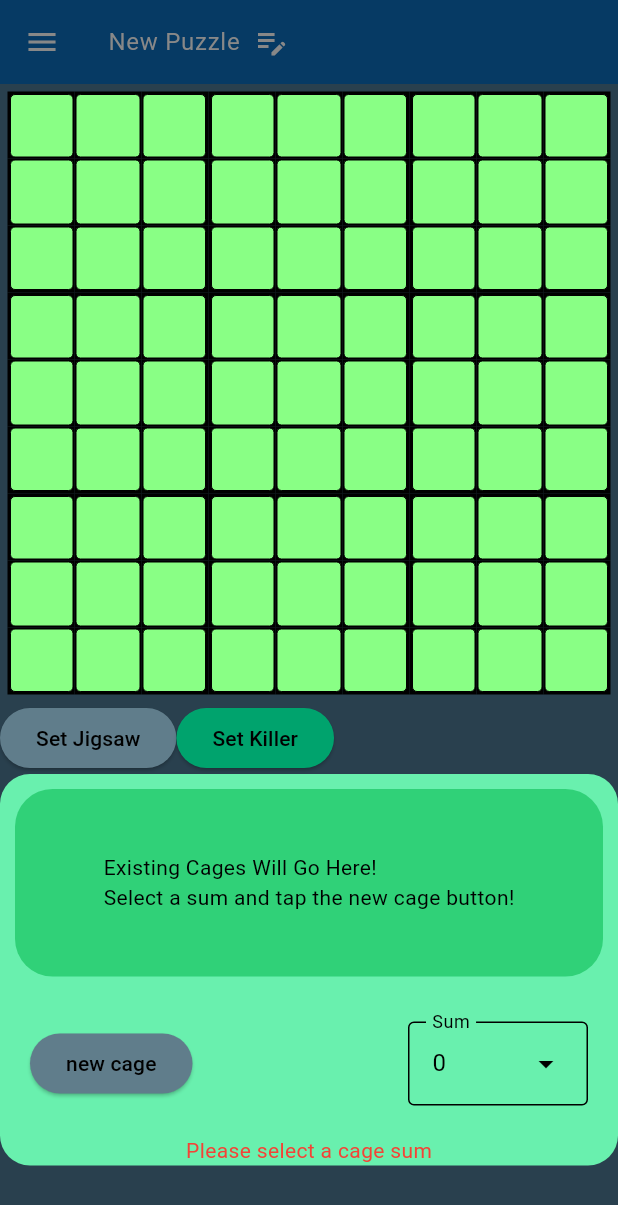
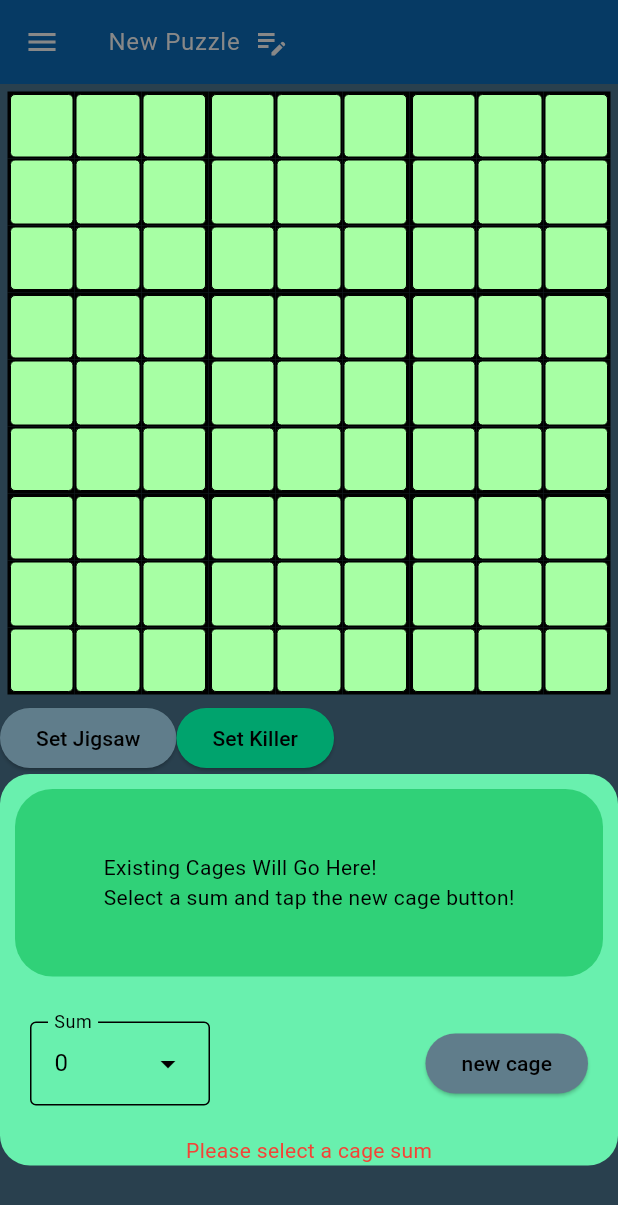
Before and after one commit to Euan213/sudoku-notepad, a Flutter app: the Board screen opened directly, after a tap on "Set Jigsaw", after a tap on "Set Killer", on a phone screen of 412 x 824 dp. Shown: the top 1205 px of the screen. Run offline on Flutter 3.47's test engine with Material 3 defaults, Android fonts, the phone set to English and light mode, and no system bars; our stand-ins replace dotted_line.

```diff
--- a/lib/board.dart
+++ b/lib/board.dart
@@ -32,7 +32,6 @@ class _BoardState extends State<Board>
 
   late String name;
   late int? boardId;
-  bool saving = false;
   var undoHistory = [];
   List<Cell> selected = [];
   ButtonMode buttonMode = ButtonMode.fixedNum;
@@ -424,7 +423,7 @@ class _BoardState extends State<Board>
           {
             if(constraints[editingCageId!]==constraint)
             {
-              dashColour = const Color.fromARGB(255, 255, 255, 255);
+              dashColour = const Color.fromARGB(255, 255, 15, 15);
             }
           }
           if(constraint.appliesToIndexes.contains(index))
@@ -946,10 +945,35 @@ class _BoardState extends State<Board>
             ),
           ),
           Container(
-            padding: EdgeInsets.only(left:20),
+            padding: EdgeInsets.only(right:20),
             child: Row(
               // spacing: 40,
               children: [
+                Container(
+                  padding: EdgeInsets.all(20),
+                  child: DropdownMenu(
+                    menuHeight: 300,
+                    menuStyle: MenuStyle(backgroundColor: WidgetStatePropertyAll<Color>(Colors.green)),
+                    width: 120,
+                    initialSelection: 0,
+                    requestFocusOnTap: false,
+                    label: Text('Sum'),
+                    onSelected: (sum)
+                    {
+                      setState(() {
+                        if (editingCageId==null)
+                        {
+                          newCageSum = sum;
+                        }else
+                        {
+                          constraints[editingCageId!].sum = sum;
+                        }
+                      });
+                    },
+                    dropdownMenuEntries: killerSumSelection,
+                  ),
+                ),
+                Spacer(),
                 ElevatedButton( //new killer cage button
                   style: ElevatedButton.styleFrom(
                     backgroundColor: editingCageId==null?Colors.blueGrey:Colors.green,
@@ -973,31 +997,6 @@ class _BoardState extends State<Board>
                   child: Text(
                     editingCageId==null?'new cage':'done!',
                     style: TextStyle(color: Colors.black),
-                  ),
-                ),
-                Spacer(),
-                Container(
-                  padding: EdgeInsets.all(20),
-                  child: DropdownMenu(
-                    menuHeight: 300,
-                    menuStyle: MenuStyle(backgroundColor: WidgetStatePropertyAll<Color>(Colors.green)),
-                    width: 120,
-                    initialSelection: 0,
-                    requestFocusOnTap: false,
-                    label: Text('Sum'),
-                    onSelected: (sum)
-                    {
-                      setState(() {
-                        if (editingCageId==null)
-                        {
-                          newCageSum = sum;
-                        }else
-                        {
-                          constraints[editingCageId!].sum = sum;
-                        }
-                      });
-                    },
-                    dropdownMenuEntries: killerSumSelection,
                   ),
                 ),
               ],
@@ -1203,15 +1202,10 @@ class _BoardState extends State<Board>
 
     DateTime now = DateTime.now();
     int difference = now.difference(lastSave).inSeconds;
-    int usingBId;
-    if(difference >= 5 && !saving)
+    if(difference >= 5)
     {
       lastSave = now;
-      saving = true;
-      // usingBId = boardId!;
       boardId = await SaveLoad.saveBoard(boardId!, meAsString());
-      // print(saving);
-      saving = false;
     }
   }
 
--- a/lib/cellColours.dart
+++ b/lib/cellColours.dart
@@ -15,7 +15,7 @@ class CellColours
                          const Color.fromARGB(255, 192, 149, 133),
                          const Color.fromARGB(255, 255, 207, 134),
                          const Color.fromARGB(255, 199, 199, 199)];
-  static Color setMode = const Color.fromARGB(255, 137, 255, 133);
+  static Color setMode = const Color.fromARGB(255, 167, 255, 164);
   static Color sameNumText = const Color.fromARGB(255, 255, 56, 195);
   static Color error = Colors.red;
   static Color fixedText = const Color.fromARGB(255, 0, 124, 4);
--- a/lib/sudoku.dart
+++ b/lib/sudoku.dart
@@ -502,11 +502,12 @@ class Sudoku
         if(board[index].num==0)
         {
           remainingCells.add(board[index]);
+          optionsAvailableForCage.addAll(board[index].possibleVals);
         }else
         {
           remainingSum-=board[index].num;
         }
-        optionsAvailableForCage.addAll(board[index].possibleVals);
+
       }
       if(remainingCells.isEmpty)
       {
```
